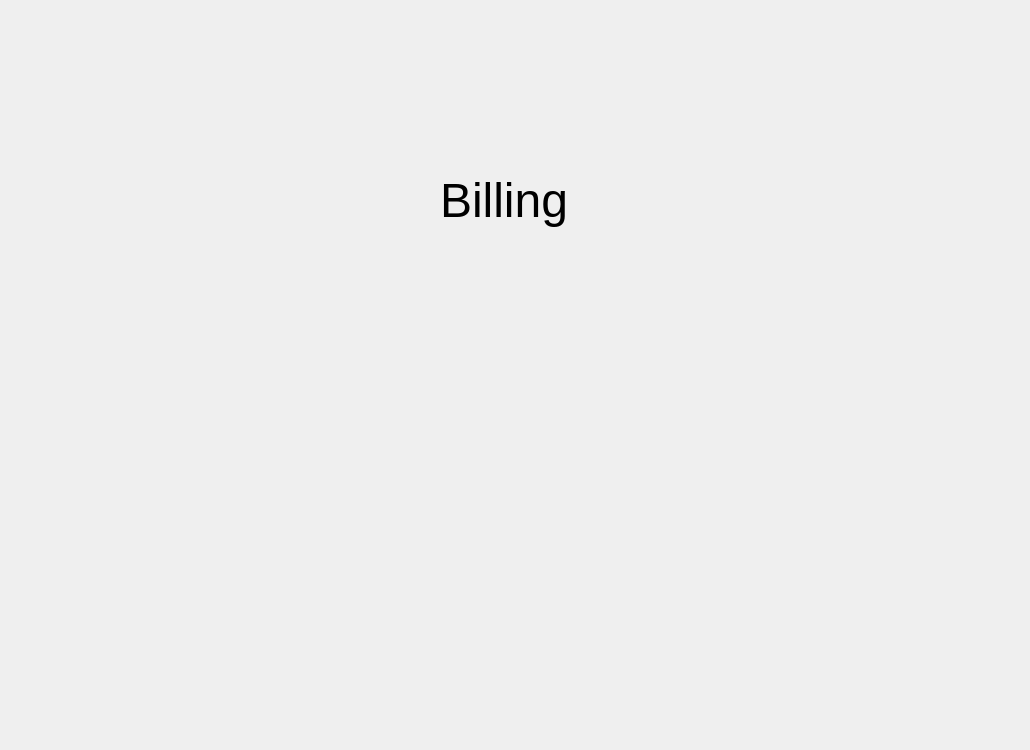
This is ui_files/billing_page.ui in xbryan25/hotel-management-system as Qt 5 draws it before an edit. The edited form follows.
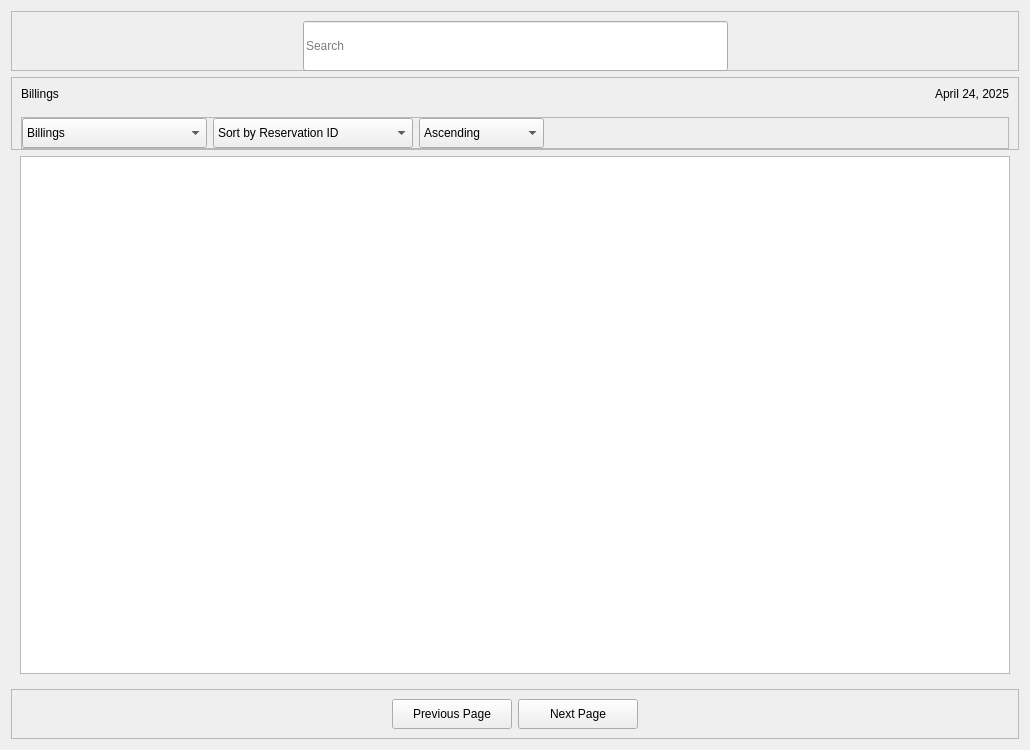
This is the edited form.

Commit message: feat(billing_page): add UI elements designed in Qt Designer, with style and Inter font

Patch:
```diff
--- a/ui_files/billing_page.ui
+++ b/ui_files/billing_page.ui
@@ -19,24 +19,390 @@
   <property name="windowTitle">
    <string>Form</string>
   </property>
-  <widget class="QLabel" name="label">
-   <property name="geometry">
-    <rect>
-     <x>440</x>
-     <y>140</y>
-     <width>221</width>
-     <height>121</height>
-    </rect>
+  <layout class="QGridLayout" name="gridLayout">
+   <property name="verticalSpacing">
+    <number>6</number>
    </property>
-   <property name="font">
-    <font>
-     <pointsize>36</pointsize>
-    </font>
-   </property>
-   <property name="text">
-    <string>Billing</string>
-   </property>
-  </widget>
+   <item row="1" column="0">
+    <widget class="QFrame" name="billing_label_and_actions_frame">
+     <property name="minimumSize">
+      <size>
+       <width>0</width>
+       <height>50</height>
+      </size>
+     </property>
+     <property name="frameShape">
+      <enum>QFrame::StyledPanel</enum>
+     </property>
+     <property name="frameShadow">
+      <enum>QFrame::Raised</enum>
+     </property>
+     <layout class="QGridLayout" name="gridLayout_4">
+      <property name="topMargin">
+       <number>9</number>
+      </property>
+      <property name="bottomMargin">
+       <number>0</number>
+      </property>
+      <item row="0" column="0">
+       <widget class="QLabel" name="billings_label">
+        <property name="text">
+         <string>Billings</string>
+        </property>
+       </widget>
+      </item>
+      <item row="2" column="0" rowspan="2" colspan="3">
+       <widget class="QFrame" name="actions_frame">
+        <property name="minimumSize">
+         <size>
+          <width>20</width>
+          <height>0</height>
+         </size>
+        </property>
+        <property name="frameShape">
+         <enum>QFrame::StyledPanel</enum>
+        </property>
+        <property name="frameShadow">
+         <enum>QFrame::Raised</enum>
+        </property>
+        <layout class="QGridLayout" name="gridLayout_7">
+         <property name="leftMargin">
+          <number>0</number>
+         </property>
+         <property name="topMargin">
+          <number>0</number>
+         </property>
+         <property name="rightMargin">
+          <number>0</number>
+         </property>
+         <property name="bottomMargin">
+          <number>0</number>
+         </property>
+         <item row="1" column="3">
+          <spacer name="hs_3">
+           <property name="orientation">
+            <enum>Qt::Horizontal</enum>
+           </property>
+           <property name="sizeHint" stdset="0">
+            <size>
+             <width>40</width>
+             <height>20</height>
+            </size>
+           </property>
+          </spacer>
+         </item>
+         <item row="1" column="0">
+          <widget class="QComboBox" name="view_type_combobox">
+           <property name="minimumSize">
+            <size>
+             <width>185</width>
+             <height>30</height>
+            </size>
+           </property>
+           <property name="cursor">
+            <cursorShape>PointingHandCursor</cursorShape>
+           </property>
+           <item>
+            <property name="text">
+             <string>Billings</string>
+            </property>
+           </item>
+           <item>
+            <property name="text">
+             <string>Past Billings</string>
+            </property>
+           </item>
+           <item>
+            <property name="text">
+             <string>All</string>
+            </property>
+           </item>
+          </widget>
+         </item>
+         <item row="1" column="1">
+          <widget class="QComboBox" name="sort_by_combobox">
+           <property name="minimumSize">
+            <size>
+             <width>200</width>
+             <height>30</height>
+            </size>
+           </property>
+           <property name="cursor">
+            <cursorShape>PointingHandCursor</cursorShape>
+           </property>
+           <item>
+            <property name="text">
+             <string>Sort by Reservation ID</string>
+            </property>
+           </item>
+           <item>
+            <property name="text">
+             <string>Sort by Name</string>
+            </property>
+           </item>
+           <item>
+            <property name="text">
+             <string>Sort by Room No.</string>
+            </property>
+           </item>
+           <item>
+            <property name="text">
+             <string>Sort by Room Type</string>
+            </property>
+           </item>
+           <item>
+            <property name="text">
+             <string>Sort by Total Reservation Cost</string>
+            </property>
+           </item>
+           <item>
+            <property name="text">
+             <string>Sort by Remaning Balance</string>
+            </property>
+           </item>
+          </widget>
+         </item>
+         <item row="1" column="2">
+          <widget class="QComboBox" name="sort_type_combobox">
+           <property name="minimumSize">
+            <size>
+             <width>125</width>
+             <height>30</height>
+            </size>
+           </property>
+           <property name="cursor">
+            <cursorShape>PointingHandCursor</cursorShape>
+           </property>
+           <item>
+            <property name="text">
+             <string>Ascending</string>
+            </property>
+           </item>
+           <item>
+            <property name="text">
+             <string>Descending</string>
+            </property>
+           </item>
+          </widget>
+         </item>
+        </layout>
+       </widget>
+      </item>
+      <item row="0" column="2">
+       <widget class="QLabel" name="date_today_label">
+        <property name="minimumSize">
+         <size>
+          <width>200</width>
+          <height>0</height>
+         </size>
+        </property>
+        <property name="text">
+         <string>April 24, 2025</string>
+        </property>
+        <property name="alignment">
+         <set>Qt::AlignRight|Qt::AlignTrailing|Qt::AlignVCenter</set>
+        </property>
+       </widget>
+      </item>
+      <item row="1" column="0">
+       <spacer name="vs_1">
+        <property name="orientation">
+         <enum>Qt::Vertical</enum>
+        </property>
+        <property name="sizeType">
+         <enum>QSizePolicy::Fixed</enum>
+        </property>
+        <property name="sizeHint" stdset="0">
+         <size>
+          <width>20</width>
+          <height>10</height>
+         </size>
+        </property>
+       </spacer>
+      </item>
+     </layout>
+    </widget>
+   </item>
+   <item row="0" column="0">
+    <widget class="QFrame" name="search_bar_frame">
+     <property name="minimumSize">
+      <size>
+       <width>0</width>
+       <height>60</height>
+      </size>
+     </property>
+     <property name="maximumSize">
+      <size>
+       <width>16777215</width>
+       <height>60</height>
+      </size>
+     </property>
+     <property name="frameShape">
+      <enum>QFrame::StyledPanel</enum>
+     </property>
+     <property name="frameShadow">
+      <enum>QFrame::Raised</enum>
+     </property>
+     <layout class="QGridLayout" name="gridLayout_3">
+      <property name="leftMargin">
+       <number>0</number>
+      </property>
+      <property name="rightMargin">
+       <number>0</number>
+      </property>
+      <property name="spacing">
+       <number>0</number>
+      </property>
+      <item row="0" column="0">
+       <spacer name="hs_1">
+        <property name="orientation">
+         <enum>Qt::Horizontal</enum>
+        </property>
+        <property name="sizeHint" stdset="0">
+         <size>
+          <width>40</width>
+          <height>20</height>
+         </size>
+        </property>
+       </spacer>
+      </item>
+      <item row="0" column="1">
+       <widget class="QLineEdit" name="search_lineedit">
+        <property name="minimumSize">
+         <size>
+          <width>425</width>
+          <height>50</height>
+         </size>
+        </property>
+        <property name="readOnly">
+         <bool>false</bool>
+        </property>
+        <property name="placeholderText">
+         <string>Search</string>
+        </property>
+       </widget>
+      </item>
+      <item row="0" column="2">
+       <spacer name="hs_2">
+        <property name="orientation">
+         <enum>Qt::Horizontal</enum>
+        </property>
+        <property name="sizeHint" stdset="0">
+         <size>
+          <width>40</width>
+          <height>20</height>
+         </size>
+        </property>
+       </spacer>
+      </item>
+     </layout>
+    </widget>
+   </item>
+   <item row="3" column="0">
+    <widget class="QFrame" name="page_buttons_frame">
+     <property name="minimumSize">
+      <size>
+       <width>0</width>
+       <height>50</height>
+      </size>
+     </property>
+     <property name="frameShape">
+      <enum>QFrame::StyledPanel</enum>
+     </property>
+     <property name="frameShadow">
+      <enum>QFrame::Raised</enum>
+     </property>
+     <layout class="QGridLayout" name="gridLayout_5">
+      <item row="0" column="0">
+       <spacer name="hs_4">
+        <property name="orientation">
+         <enum>Qt::Horizontal</enum>
+        </property>
+        <property name="sizeHint" stdset="0">
+         <size>
+          <width>40</width>
+          <height>20</height>
+         </size>
+        </property>
+       </spacer>
+      </item>
+      <item row="0" column="2">
+       <widget class="QPushButton" name="next_page_button">
+        <property name="minimumSize">
+         <size>
+          <width>120</width>
+          <height>30</height>
+         </size>
+        </property>
+        <property name="cursor">
+         <cursorShape>PointingHandCursor</cursorShape>
+        </property>
+        <property name="text">
+         <string>Next Page</string>
+        </property>
+       </widget>
+      </item>
+      <item row="0" column="1">
+       <widget class="QPushButton" name="previous_page_button">
+        <property name="minimumSize">
+         <size>
+          <width>120</width>
+          <height>30</height>
+         </size>
+        </property>
+        <property name="cursor">
+         <cursorShape>PointingHandCursor</cursorShape>
+        </property>
+        <property name="text">
+         <string>Previous Page</string>
+        </property>
+       </widget>
+      </item>
+      <item row="0" column="3">
+       <spacer name="hs_5">
+        <property name="orientation">
+         <enum>Qt::Horizontal</enum>
+        </property>
+        <property name="sizeHint" stdset="0">
+         <size>
+          <width>40</width>
+          <height>20</height>
+         </size>
+        </property>
+       </spacer>
+      </item>
+     </layout>
+    </widget>
+   </item>
+   <item row="2" column="0">
+    <widget class="QFrame" name="billings_table_view_frame">
+     <property name="frameShape">
+      <enum>QFrame::NoFrame</enum>
+     </property>
+     <property name="frameShadow">
+      <enum>QFrame::Raised</enum>
+     </property>
+     <layout class="QGridLayout" name="gridLayout_2">
+      <property name="topMargin">
+       <number>0</number>
+      </property>
+      <item row="0" column="0">
+       <widget class="QTableView" name="billings_table_view">
+        <property name="showGrid">
+         <bool>false</bool>
+        </property>
+        <attribute name="horizontalHeaderMinimumSectionSize">
+         <number>15</number>
+        </attribute>
+        <attribute name="verticalHeaderVisible">
+         <bool>false</bool>
+        </attribute>
+       </widget>
+      </item>
+     </layout>
+    </widget>
+   </item>
+  </layout>
  </widget>
  <resources/>
  <connections/>
```
The commit also changes 3 other files.
